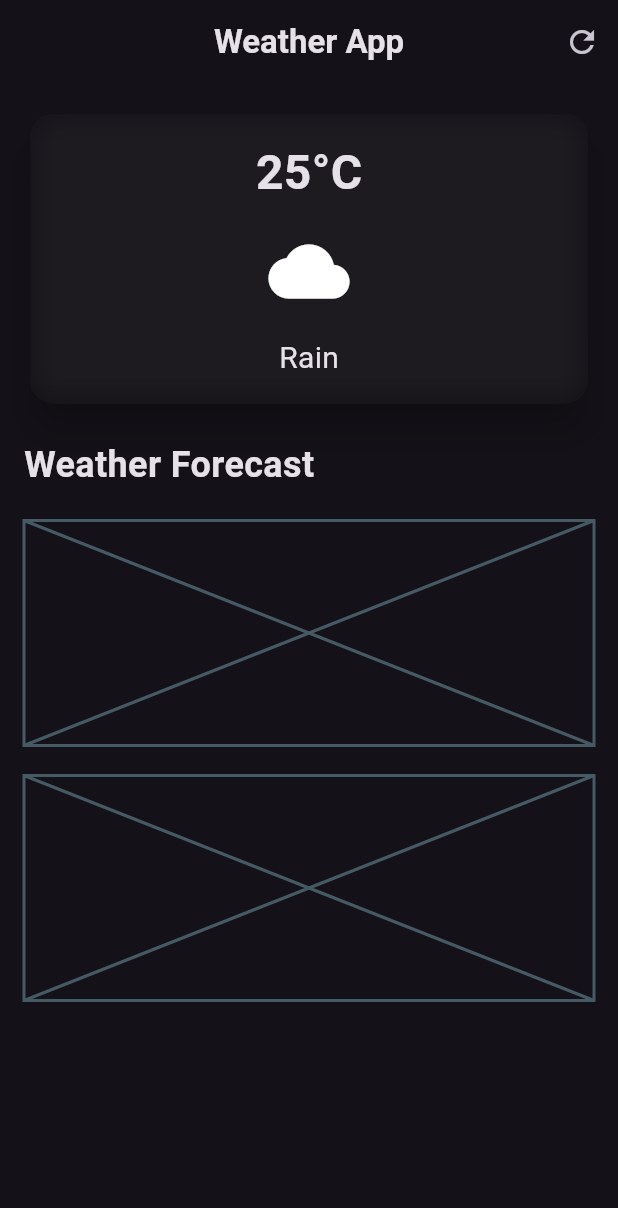
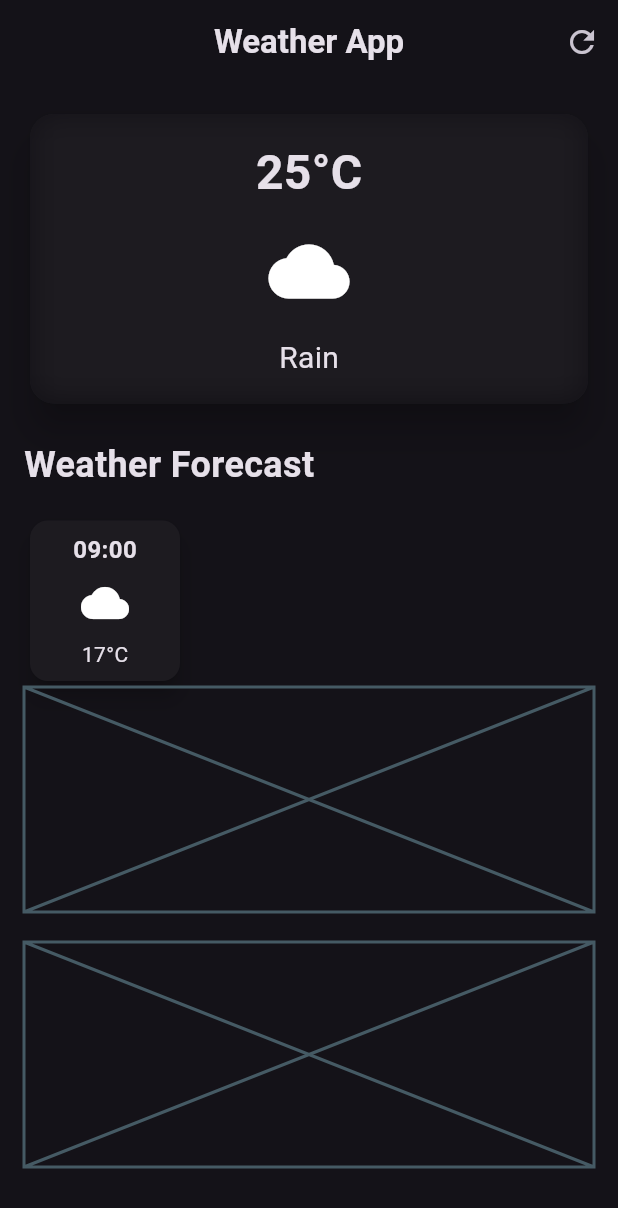
Before and after one commit to magdalenalonc/weather_app, a Flutter app: the screen it shows after launch, on a phone screen of 412 x 824 dp. Shown: the top 1208 px of the screen. Run offline on Flutter 3.47's test engine with Material 3 defaults, Android fonts, the phone set to English and light mode, and no system bars.

Commit message:
Add weather forecast Card

```diff
--- a/lib/weather_screen.dart
+++ b/lib/weather_screen.dart
@@ -1,6 +1,7 @@
 import 'dart:ui';
 
 import 'package:flutter/material.dart';
+import 'package:flutter/widgets.dart';
 
 class WeatherScreen extends StatelessWidget {
   const WeatherScreen({super.key});
@@ -80,7 +81,41 @@ class WeatherScreen extends StatelessWidget {
                 fontWeight: FontWeight.bold,
               ),
             ),
-            const SizedBox(height: 20),
+            const SizedBox(height: 16),
+            Row(
+              children: [
+                Card(
+                  elevation: 6,
+                  child: Container(
+                    width: 100,
+                    padding: const EdgeInsets.all(8.0),
+                    decoration: BoxDecoration(
+                      borderRadius: BorderRadius.circular(18),
+                    ),
+                    child: Column(
+                      children: [
+                        Text(
+                          '09:00',
+                          style: TextStyle(
+                            fontSize: 16,
+                            fontWeight: FontWeight.bold,
+                          ),
+                        ),
+                        const SizedBox(height: 8),
+                        Icon(
+                          Icons.cloud,
+                          size: 32,
+                        ),
+                        const SizedBox(height: 8),
+                        Text(
+                          '17°C',
+                        ),
+                      ],
+                    ),
+                  ),
+                ),
+              ],
+            ),
             const Placeholder(
               fallbackHeight: 150,
             ),
```
